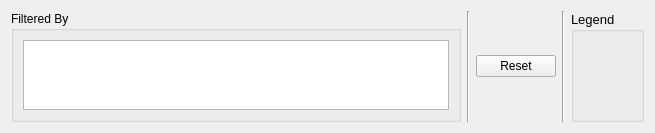
The window that Visualizer/ui/pmi_control_panel_horiz.ui (nwrush/Visualization) describes before a commit, drawn with Qt 5.
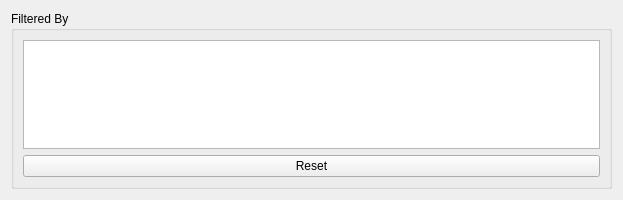
The same window after the commit.

Commit message: Moved the PMI filter information to underneath the graph. Draw legend on the graph. Allocated more space (4in) for the tabs.

Diff of the .ui file:
```diff
--- a/Visualizer/ui/pmi_control_panel_horiz.ui
+++ b/Visualizer/ui/pmi_control_panel_horiz.ui
@@ -6,10 +6,16 @@
    <rect>
     <x>0</x>
     <y>0</y>
-    <width>655</width>
-    <height>124</height>
+    <width>623</width>
+    <height>200</height>
    </rect>
   </property>
+  <property name="maximumSize">
+   <size>
+    <width>16777215</width>
+    <height>200</height>
+   </size>
+  </property>
   <property name="windowTitle">
    <string>Form</string>
   </property>
@@ -19,9 +25,9 @@
      <property name="title">
       <string>Filtered By</string>
      </property>
-     <layout class="QHBoxLayout" name="horizontalLayout_2">
+     <layout class="QVBoxLayout" name="verticalLayout_3">
       <item>
-       <widget class="QListWidget" name="listWidget">
+       <widget class="QListWidget" name="filteredList">
         <property name="editTriggers">
          <set>QAbstractItemView::NoEditTriggers</set>
         </property>
@@ -30,43 +36,12 @@
         </property>
        </widget>
       </item>
-     </layout>
-    </widget>
-   </item>
-   <item>
-    <widget class="Line" name="line_2">
-     <property name="orientation">
-      <enum>Qt::Vertical</enum>
-     </property>
-    </widget>
-   </item>
-   <item>
-    <widget class="QPushButton" name="pushButton">
-     <property name="text">
-      <string>Reset</string>
-     </property>
-    </widget>
-   </item>
-   <item>
-    <widget class="Line" name="line">
-     <property name="orientation">
-      <enum>Qt::Vertical</enum>
-     </property>
-    </widget>
-   </item>
-   <item>
-    <widget class="QGroupBox" name="legendBox">
-     <property name="font">
-      <font>
-       <pointsize>10</pointsize>
-      </font>
-     </property>
-     <property name="title">
-      <string>Legend</string>
-     </property>
-     <layout class="QHBoxLayout" name="horizontalLayout_3">
       <item>
-       <layout class="QGridLayout" name="gridLayout"/>
+       <widget class="QPushButton" name="resetButton">
+        <property name="text">
+         <string>Reset</string>
+        </property>
+       </widget>
       </item>
      </layout>
     </widget>
```
The commit also changes 5 other files.
